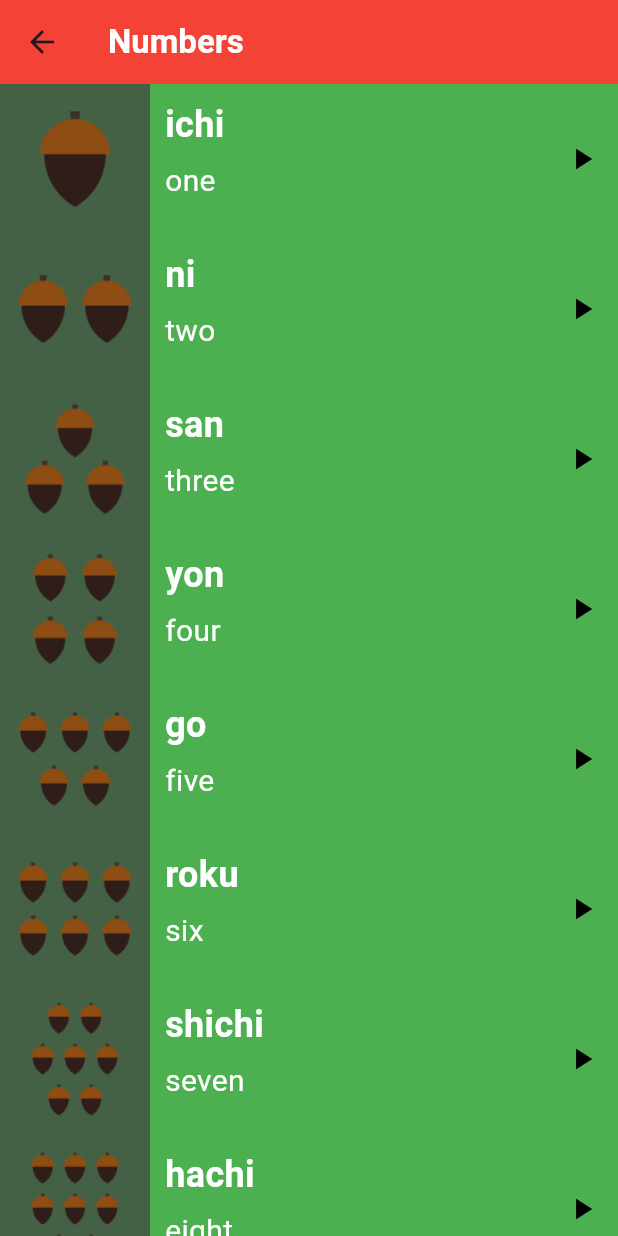
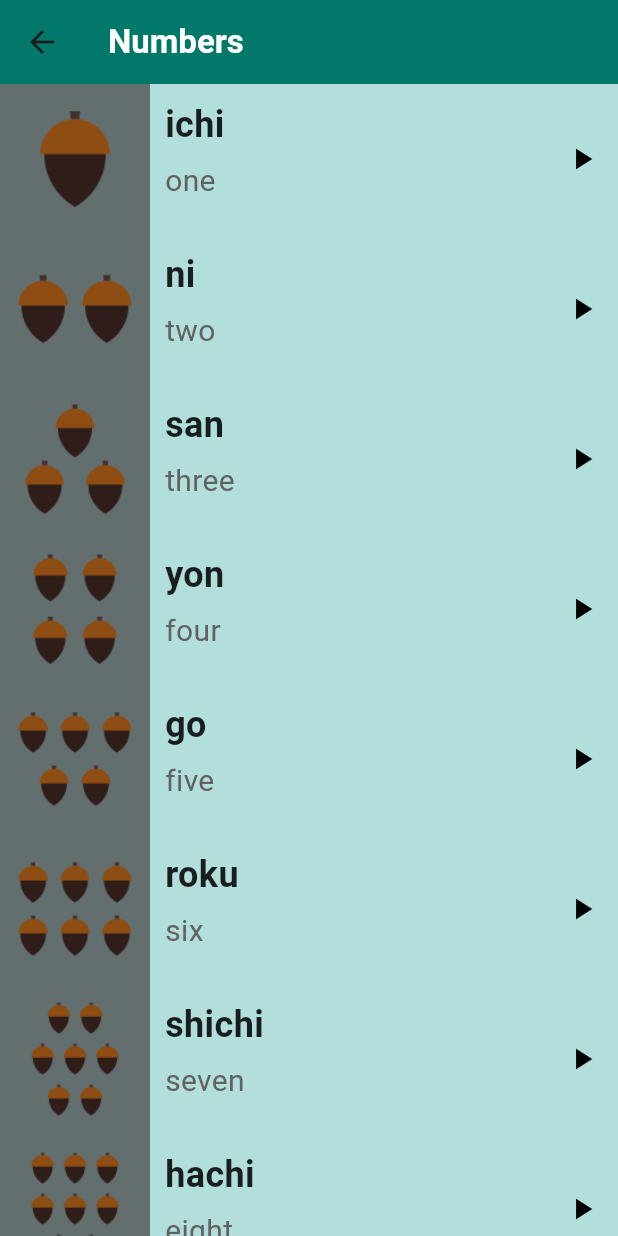
Before and after one commit to Aboelkasem1/Projects-Learn-Flutter, a Flutter app: the screen it shows after launch, after a tap on "Numbers", on a phone screen of 412 x 824 dp. Run offline on Flutter 3.47's test engine with Material 3 defaults, Android fonts, the light colour scheme and no system bars; our stand-ins replace audioplayers, dio.

Commit message:
Modified to Colors in Toku App

```diff
--- a/toku_app/lib/segment/item_info.dart
+++ b/toku_app/lib/segment/item_info.dart
@@ -25,7 +25,7 @@ class ItemInfo extends StatelessWidget {
                       item.txtJapn,
                       style: TextStyle(
                         fontSize: 24,
-                        color: Colors.white,
+                        color: Colors.black87,
                         fontWeight: FontWeight.bold,
                       ),
                     ),
@@ -36,7 +36,7 @@ class ItemInfo extends StatelessWidget {
                     padding: const EdgeInsets.only(left: 10.0, bottom: 2),
                     child: Text(
                       item.txtEnglish,
-                      style: TextStyle(fontSize: 20, color: Colors.white),
+                      style: TextStyle(fontSize: 20, color: Colors.grey[700]),
                     ),
                   ),
                 ),
--- a/toku_app/lib/views/home_view.dart
+++ b/toku_app/lib/views/home_view.dart
@@ -13,11 +13,20 @@ class HomeView extends StatelessWidget {
   Widget build(BuildContext context) {
     return Scaffold(
       appBar: AppBar(
+        leading: Padding(
+          padding: const EdgeInsets.only(left: 8, bottom: 10),
+          child: Icon(Icons.home, size: 50, color: Color(0xFFB2DFDB)),
+        ),
         title: Text(
+
           "Home",
-          style: TextStyle(fontSize: 32, color: Colors.white),
+          style: TextStyle(
+            fontSize: 32,
+            color: Color.fromARGB(255, 238, 244, 255),
+            fontWeight: FontWeight.bold,
+          ),
         ),
-        backgroundColor: Colors.black,
+        backgroundColor: Color.fromARGB(255, 28, 34, 41),
       ),
 
       body: SafeArea(
@@ -25,29 +34,30 @@ class HomeView extends StatelessWidget {
           children: viewPages(),
         ),
       ),
+
+      backgroundColor: Color(0xffF5F5F5),
     );
   }
 
   List<ItemCourse> items = [
-    ItemCourse(title: "Numbers", color: Colors.red),
-    ItemCourse(title: "Family", color: Colors.lightBlue),
-    ItemCourse(title: "Colors", color: Colors.deepPurpleAccent),
-    ItemCourse(title: "Phrases", color: Colors.teal),
-    ItemCourse(title: "Phrases", color: Colors.brown),
+    ItemCourse(title: "Numbers", color: Color(0xff00796B)),
+    ItemCourse(title: "Family", color: Color(0xffE64A19)),
+    ItemCourse(title: "Colors", color: Color(0xff303F9F)),
+    ItemCourse(title: "Phrases", color: Color(0xff388E3C)),
   ];
 
   List<Widget> pages = [
     NumbersView(
-      itemCourse: ItemCourse(title: "Numbers", color: Colors.red),
+      itemCourse: ItemCourse(title: "Numbers", color: Color(0xff00796B)),
     ),
     FamilyView(
-      itemCourse: ItemCourse(title: "Family", color: Colors.lightBlue),
+      itemCourse: ItemCourse(title: "Family", color: Color(0xffE64A19)),
     ),
     ColorsView(
-      itemCourse: ItemCourse(title: "Colors", color: Colors.deepPurpleAccent),
+      itemCourse: ItemCourse(title: "Colors", color: Color(0xff303F9F)),
     ),
     PhrasesView(
-      itemCourse: ItemCourse(title: "Phrases", color: Colors.teal),
+      itemCourse: ItemCourse(title: "Phrases", color: Color(0xff388E3C)),
     ),
   ];
 
--- a/toku_app/lib/views/numbers_view.dart
+++ b/toku_app/lib/views/numbers_view.dart
@@ -13,70 +13,70 @@ class NumbersView extends StatelessWidget {
       txtEnglish: "one",
       img: "assets/images/numbers/number_one.png",
       sound: "sounds/numbers/number_one_sound.mp3",
-      color: Colors.green,
+      color: Color(0xFFB2DFDB),
     ),
     ItemModel(
       txtJapn: "ni",
       txtEnglish: "two",
       img: "assets/images/numbers/number_two.png",
       sound: "sounds/numbers/number_two_sound.mp3",
-      color: Colors.green,
+      color: Color(0xFFB2DFDB),
     ),
     ItemModel(
       txtJapn: "san",
       txtEnglish: "three",
       img: "assets/images/numbers/number_three.png",
       sound: "sounds/numbers/number_three_sound.mp3",
-      color: Colors.green,
+      color: Color(0xFFB2DFDB),
     ),
     ItemModel(
       txtJapn: "yon",
       txtEnglish: "four",
       img: "assets/images/numbers/number_four.png",
       sound: "sounds/numbers/number_four_sound.mp3",
-      color: Colors.green,
+      color: Color(0xFFB2DFDB),
     ),
     ItemModel(
       txtJapn: "go",
       txtEnglish: "five",
       img: "assets/images/numbers/number_five.png",
       sound: "sounds/numbers/number_five_sound.mp3",
-      color: Colors.green,
+      color: Color(0xFFB2DFDB),
     ),
     ItemModel(
       txtJapn: "roku",
       txtEnglish: "six",
       img: "assets/images/numbers/number_six.png",
       sound: "sounds/numbers/number_six_sound.mp3",
-      color: Colors.green,
+      color: Color(0xFFB2DFDB),
     ),
     ItemModel(
       txtJapn: "shichi",
       txtEnglish: "seven",
       img: "assets/images/numbers/number_seven.png",
       sound: "sounds/numbers/number_seven_sound.mp3",
-      color: Colors.green,
+      color: Color(0xFFB2DFDB),
     ),
     ItemModel(
       txtJapn: "hachi",
       txtEnglish: "eight",
       img: "assets/images/numbers/number_eight.png",
       sound: "sounds/numbers/number_eight_sound.mp3",
-      color: Colors.green,
+      color: Color(0xFFB2DFDB),
     ),
     ItemModel(
       txtJapn: "kyu",
       txtEnglish: "nine",
       img: "assets/images/numbers/number_nine.png",
       sound: "sounds/numbers/number_nine_sound.mp3",
-      color: Colors.green,
+      color: Color(0xFFB2DFDB),
     ),
     ItemModel(
       txtJapn: "jyu",
       txtEnglish: "ten",
       img: "assets/images/numbers/number_ten.png",
       sound: "sounds/numbers/number_ten_sound.mp3",
-      color: Colors.green,
+      color: Color(0xFFB2DFDB),
     ),
   ];
 
```
Also changed, not shown: toku_app/lib/views/colors_view.dart (+8 -8 lines), toku_app/lib/views/family_view.dart (+10 -10 lines), toku_app/lib/views/phrases_view.dart (+9 -9 lines).
